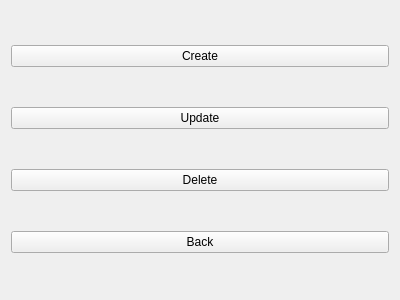
Old version of the form Views/managesoldiersview.ui in the repository MehmetHY/MilitaryOutpostManagement-Qt5.
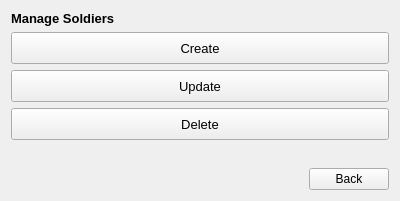
New version of the form.

Commit message: rearranged manage soldiers ui

Diff of the .ui file:
```diff
--- a/Views/managesoldiersview.ui
+++ b/Views/managesoldiersview.ui
@@ -7,7 +7,7 @@
     <x>0</x>
     <y>0</y>
     <width>400</width>
-    <height>300</height>
+    <height>201</height>
    </rect>
   </property>
   <property name="windowTitle">
@@ -15,32 +15,130 @@
   </property>
   <layout class="QGridLayout" name="gridLayout">
    <item row="0" column="0">
+    <widget class="QLabel" name="label_7">
+     <property name="sizePolicy">
+      <sizepolicy hsizetype="Preferred" vsizetype="Fixed">
+       <horstretch>0</horstretch>
+       <verstretch>0</verstretch>
+      </sizepolicy>
+     </property>
+     <property name="font">
+      <font>
+       <pointsize>10</pointsize>
+       <weight>75</weight>
+       <bold>true</bold>
+      </font>
+     </property>
+     <property name="text">
+      <string>Manage Soldiers</string>
+     </property>
+     <property name="alignment">
+      <set>Qt::AlignLeading|Qt::AlignLeft|Qt::AlignVCenter</set>
+     </property>
+    </widget>
+   </item>
+   <item row="1" column="0">
     <widget class="QPushButton" name="createButton">
+     <property name="minimumSize">
+      <size>
+       <width>0</width>
+       <height>32</height>
+      </size>
+     </property>
+     <property name="font">
+      <font>
+       <pointsize>10</pointsize>
+      </font>
+     </property>
+     <property name="cursor">
+      <cursorShape>PointingHandCursor</cursorShape>
+     </property>
      <property name="text">
       <string>Create</string>
      </property>
     </widget>
    </item>
-   <item row="1" column="0">
+   <item row="2" column="0">
     <widget class="QPushButton" name="updateButton">
+     <property name="minimumSize">
+      <size>
+       <width>0</width>
+       <height>32</height>
+      </size>
+     </property>
+     <property name="font">
+      <font>
+       <pointsize>10</pointsize>
+      </font>
+     </property>
+     <property name="cursor">
+      <cursorShape>PointingHandCursor</cursorShape>
+     </property>
      <property name="text">
       <string>Update</string>
      </property>
     </widget>
    </item>
-   <item row="2" column="0">
+   <item row="3" column="0">
     <widget class="QPushButton" name="deleteButton">
+     <property name="minimumSize">
+      <size>
+       <width>0</width>
+       <height>32</height>
+      </size>
+     </property>
+     <property name="font">
+      <font>
+       <pointsize>10</pointsize>
+      </font>
+     </property>
+     <property name="cursor">
+      <cursorShape>PointingHandCursor</cursorShape>
+     </property>
      <property name="text">
       <string>Delete</string>
      </property>
     </widget>
    </item>
-   <item row="3" column="0">
-    <widget class="QPushButton" name="backButton">
-     <property name="text">
-      <string>Back</string>
+   <item row="4" column="0">
+    <spacer name="verticalSpacer">
+     <property name="orientation">
+      <enum>Qt::Vertical</enum>
      </property>
-    </widget>
+     <property name="sizeHint" stdset="0">
+      <size>
+       <width>20</width>
+       <height>3</height>
+      </size>
+     </property>
+    </spacer>
+   </item>
+   <item row="5" column="0">
+    <layout class="QHBoxLayout" name="horizontalLayout">
+     <item>
+      <spacer name="horizontalSpacer">
+       <property name="orientation">
+        <enum>Qt::Horizontal</enum>
+       </property>
+       <property name="sizeHint" stdset="0">
+        <size>
+         <width>40</width>
+         <height>20</height>
+        </size>
+       </property>
+      </spacer>
+     </item>
+     <item>
+      <widget class="QPushButton" name="backButton">
+       <property name="cursor">
+        <cursorShape>PointingHandCursor</cursorShape>
+       </property>
+       <property name="text">
+        <string>Back</string>
+       </property>
+      </widget>
+     </item>
+    </layout>
    </item>
   </layout>
  </widget>
```
